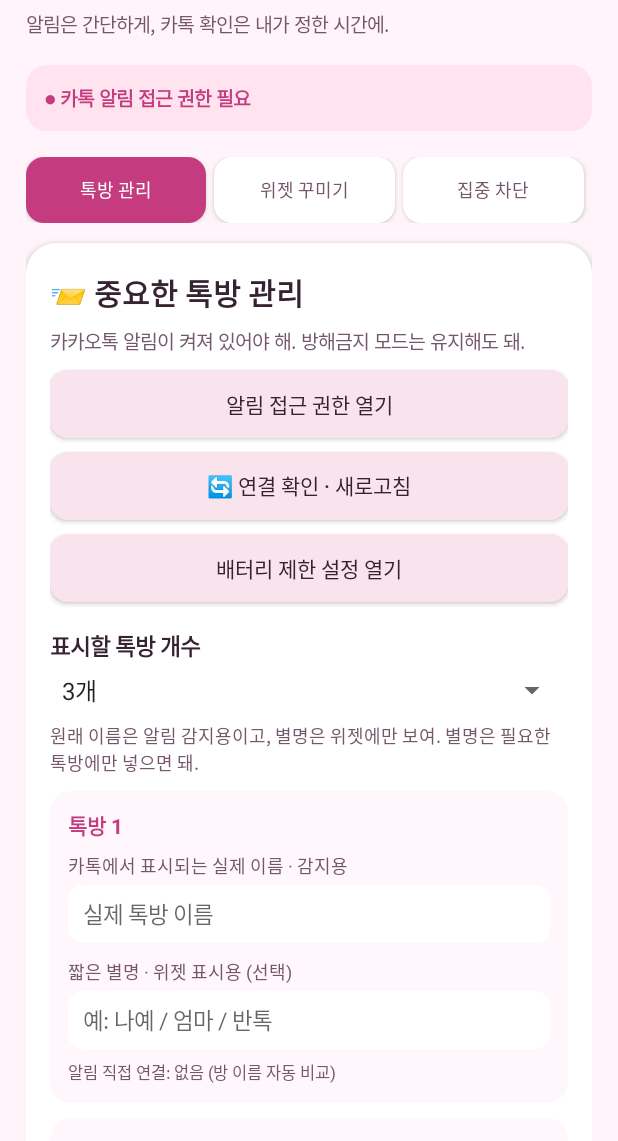
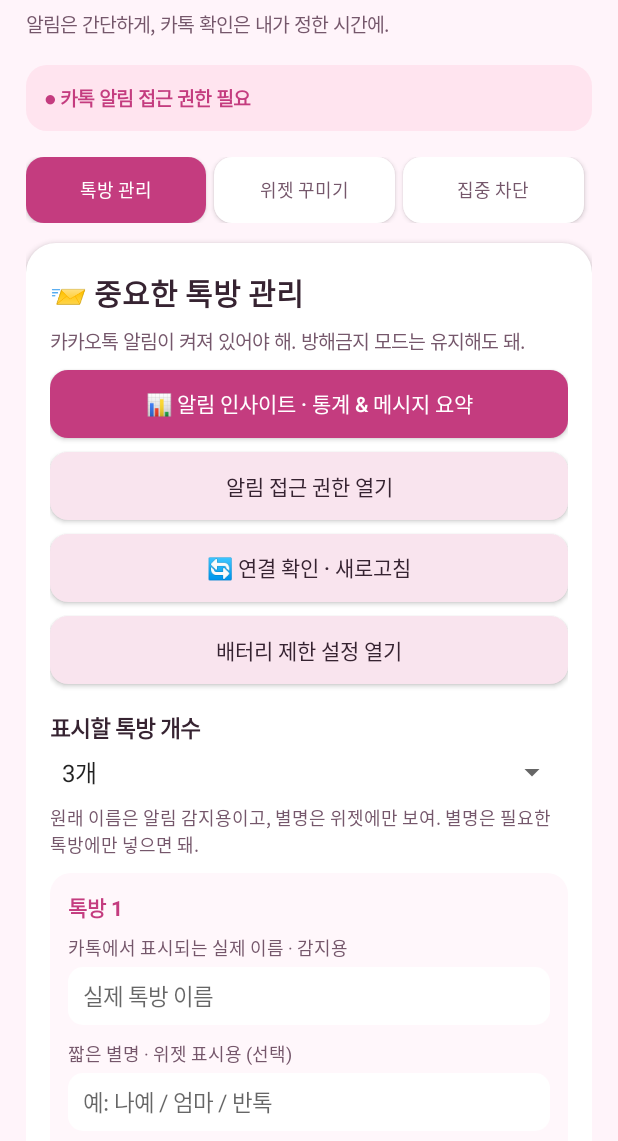
Before and after one commit to ddogy1212/kakaotalk, an Android app: the screen it shows after launch (MainActivity), on a phone screen of 412 x 824 dp, the part 95-1236 px from its top. Run offline under Robolectric (Android 15) with nearby library versions, the phone set to English and light mode, and no system bars.

Commit message:
Add prominent notification insight dashboard entry to Rooms tab

```diff
--- a/app/src/main/java/com/kyubang/kakaofocus/MainActivity.java
+++ b/app/src/main/java/com/kyubang/kakaofocus/MainActivity.java
@@ -141,6 +141,8 @@ public final class MainActivity extends Activity {
     private void buildRooms() {
         addWithTop(roomsPanel, text("📨 중요한 톡방 관리", 20, true), 0);
         addWithTop(roomsPanel, text("카카오톡 알림이 켜져 있어야 해. 방해금지 모드는 유지해도 돼.", 13, false), 7);
+        Button insights = addButton(roomsPanel, "📊 알림 인사이트 · 통계 & 메시지 요약", true);
+        insights.setOnClickListener(v -> startActivity(new Intent(this, InsightsActivity.class)));
         Button permission = addButton(roomsPanel, "알림 접근 권한 열기", false);
         permission.setOnClickListener(v -> startActivity(
                 new Intent(Settings.ACTION_NOTIFICATION_LISTENER_SETTINGS)));
```
